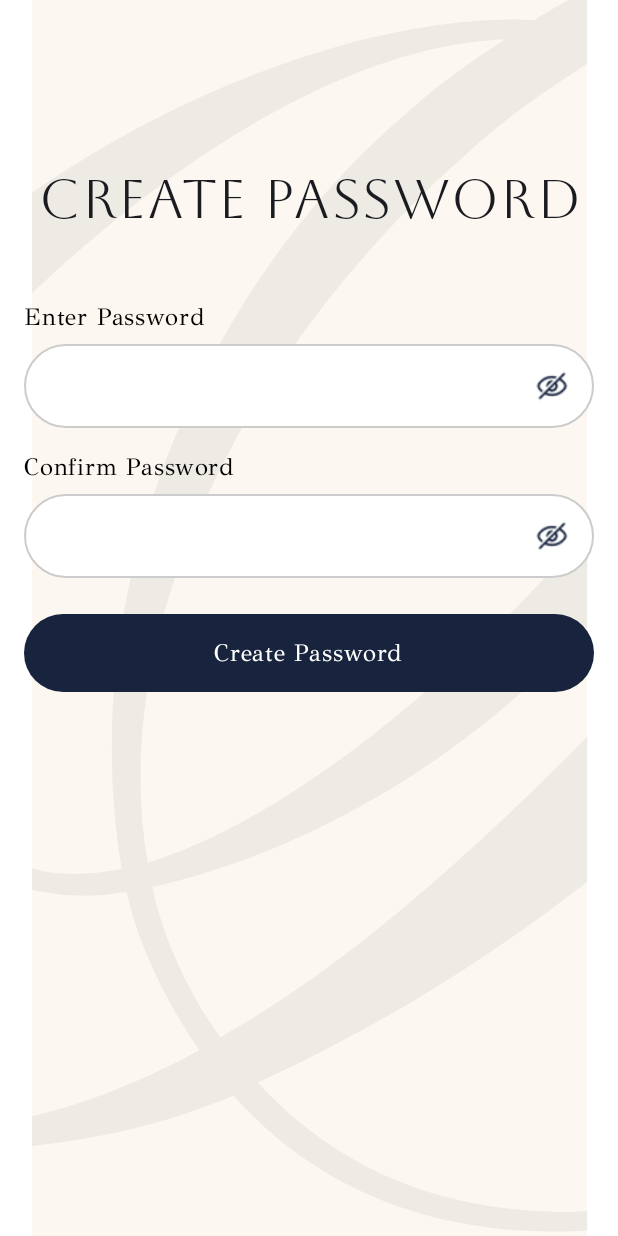
After one commit to perimsu/Rarely-App, an Android app built with Jetpack Compose: the composable CreatePasswordScreen shown on its own in the app's theme, on a phone screen of 412 x 824 dp. The commit adds this screen. Run offline under Robolectric (Android 15) with nearby library versions, the phone set to English and light mode, and no system bars.

Commit message:
create password

```diff
--- /dev/null
+++ b/app/src/main/java/com/example/rarelyapp/ui/authentication/create_password/CreatePasswordScreen.kt
@@ -0,0 +1,132 @@
+package com.example.rarelyapp.ui.authentication.create_password
+
+import androidx.compose.foundation.layout.Arrangement
+import androidx.compose.foundation.layout.Box
+import androidx.compose.foundation.layout.Column
+import androidx.compose.foundation.layout.Spacer
+import androidx.compose.foundation.layout.fillMaxSize
+import androidx.compose.foundation.layout.fillMaxWidth
+import androidx.compose.foundation.layout.height
+import androidx.compose.foundation.layout.padding
+import androidx.compose.runtime.Composable
+import androidx.compose.foundation.Image
+import androidx.compose.foundation.clickable
+import androidx.compose.foundation.layout.*
+import androidx.compose.runtime.*
+import androidx.compose.ui.Alignment
+import androidx.compose.ui.Modifier
+import androidx.compose.ui.res.painterResource
+import androidx.compose.ui.res.stringResource
+import androidx.compose.ui.text.input.PasswordVisualTransformation
+import androidx.compose.ui.text.input.VisualTransformation
+import androidx.compose.ui.tooling.preview.Preview
+import androidx.compose.ui.unit.dp
+import com.example.rarelyapp.R
+import com.example.rarelyapp.components.RarelyBaseButton
+import com.example.rarelyapp.components.RarelyBaseTextField
+import com.example.rarelyapp.components.RarelyTitleText
+import com.example.rarelyapp.ui.theme.RarelyAppTheme
+
+@Composable
+fun CreatePasswordScreen(
+    uiState: CreatePasswordScreenUiState,
+    onCreatePasswordClicked: () -> Unit,
+    onAction: (CreatePasswordScreenAction) -> Unit
+) {
+    Box(
+        modifier = Modifier.fillMaxSize(),
+        contentAlignment = Alignment.Center
+    ) {
+        Image(
+            painter = painterResource(id = R.drawable.authentication_flow_background),
+            contentDescription = "Rarely logo",
+            modifier = Modifier.fillMaxSize()
+        )
+        CreatePasswordScreenContent(
+            uiState = uiState,
+            onCreatePasswordClicked = onCreatePasswordClicked,
+            onAction = onAction
+        )
+    }
+}
+
+@Composable
+fun CreatePasswordScreenContent(
+    uiState: CreatePasswordScreenUiState,
+    onCreatePasswordClicked: () -> Unit,
+    onAction: (CreatePasswordScreenAction) -> Unit
+) {
+    Column(
+        modifier = Modifier
+            .fillMaxSize()
+            .padding(16.dp),
+        verticalArrangement = Arrangement.Top,
+        horizontalAlignment = Alignment.CenterHorizontally
+    ) {
+        Spacer(modifier = Modifier.height(96.dp))
+        RarelyTitleText(
+            stringResource(R.string.create_Password),
+            modifier = Modifier.fillMaxWidth()
+        )
+        Spacer(modifier = Modifier.height(48.dp))
+        Column(
+            horizontalAlignment = Alignment.Start,
+            verticalArrangement = Arrangement.Center
+        ) {
+            var passwordVisible by remember { mutableStateOf(false) }
+            RarelyBaseTextField(
+                text = uiState.password,
+                onValueChange = { onAction(CreatePasswordScreenAction.PasswordChanged(it)) },
+                textFieldHeader = "Enter Password",
+                visualTransformation = if (passwordVisible) VisualTransformation.None else PasswordVisualTransformation(),
+                trailingIcon = {
+                    Image(
+                        painter = painterResource(id = R.drawable.ic_eye_closed),
+                        contentDescription = null,
+                        modifier = Modifier
+                            .size(24.dp) // Set the size of the eye icon
+                            .clickable { passwordVisible = !passwordVisible }
+                    )
+                }
+            )
+
+            Spacer(modifier = Modifier.height(16.dp))
+
+            var confirmPasswordVisible by remember { mutableStateOf(false) }
+            RarelyBaseTextField(
+                text = uiState.confirmPassword,
+                onValueChange = { onAction(CreatePasswordScreenAction.ConfirmPasswordChanged(it)) },
+                textFieldHeader = "Confirm Password",
+                visualTransformation = if (confirmPasswordVisible) VisualTransformation.None else PasswordVisualTransformation(),
+                trailingIcon = {
+                    Image(
+                        painter = painterResource(id = R.drawable.ic_eye_closed),
+                        contentDescription = null,
+                        modifier = Modifier
+                            .size(24.dp) // Set the size of the eye icon
+                            .clickable { confirmPasswordVisible = !confirmPasswordVisible }
+                    )
+                }
+            )
+
+            Spacer(modifier = Modifier.height(24.dp))
+
+            RarelyBaseButton(
+                text = "Create Password",
+                onClick = onCreatePasswordClicked
+            )
+        }
+    }
+}
+
+@Preview(showBackground = true)
+@Composable
+fun CreatePasswordScreenPreview() {
+    RarelyAppTheme {
+        CreatePasswordScreen(
+            uiState = CreatePasswordScreenUiState(),
+            onCreatePasswordClicked = {},
+            onAction = {}
+        )
+    }
+}
--- /dev/null
+++ b/app/src/main/java/com/example/rarelyapp/ui/authentication/create_password/CreatePasswordScreenUiState.kt
@@ -0,0 +1,8 @@
+package com.example.rarelyapp.ui.authentication.create_password
+
+data class CreatePasswordScreenUiState(
+    val password: String = "",
+    val confirmPassword: String = "",
+    val passwordError: String = "",
+    val confirmPasswordError: String = ""
+)
--- a/app/src/main/res/values/strings.xml
+++ b/app/src/main/res/values/strings.xml
@@ -30,6 +30,6 @@
     <string name="dont_have_an_account">Don’t You Have An Account?</string>
     <string name="redirect_to_sign_up">Sign Up</string>
     <string name="log_in">Log In</string>
-
+    <string name="create_Password">CREATE PASSWORD</string>
 
 </resources>
```
Also changed, not shown: app/src/main/java/com/example/rarelyapp/ui/authentication/create_password/CreatePasswordScreenAction.kt (added, +7 -0 lines), app/src/main/java/com/example/rarelyapp/ui/authentication/create_password/CreatePasswordScreenViewmodel.kt (added, +43 -0 lines), app/src/main/res/drawable/ic_eye_closed.jpg (added).
